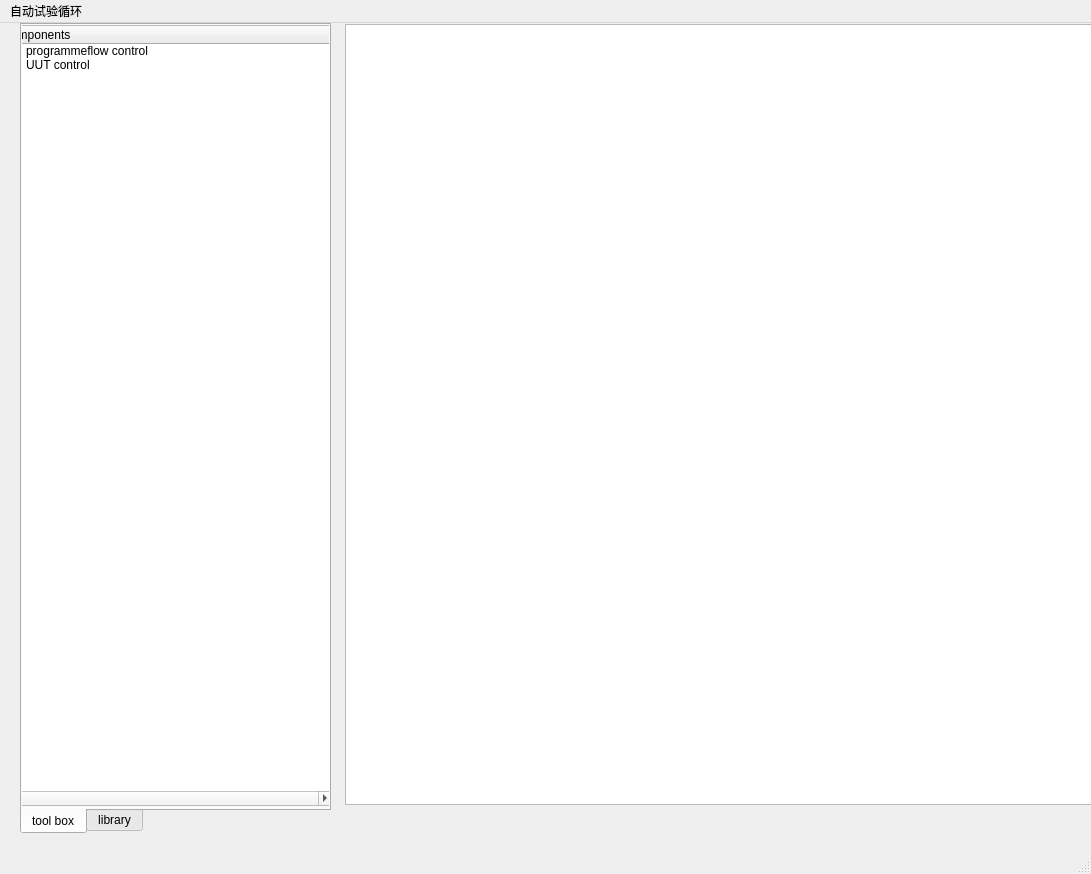
This is MainWindow.ui in tigeryang2005/pyqt6 as Qt 5 draws it before an edit. The edited form follows.
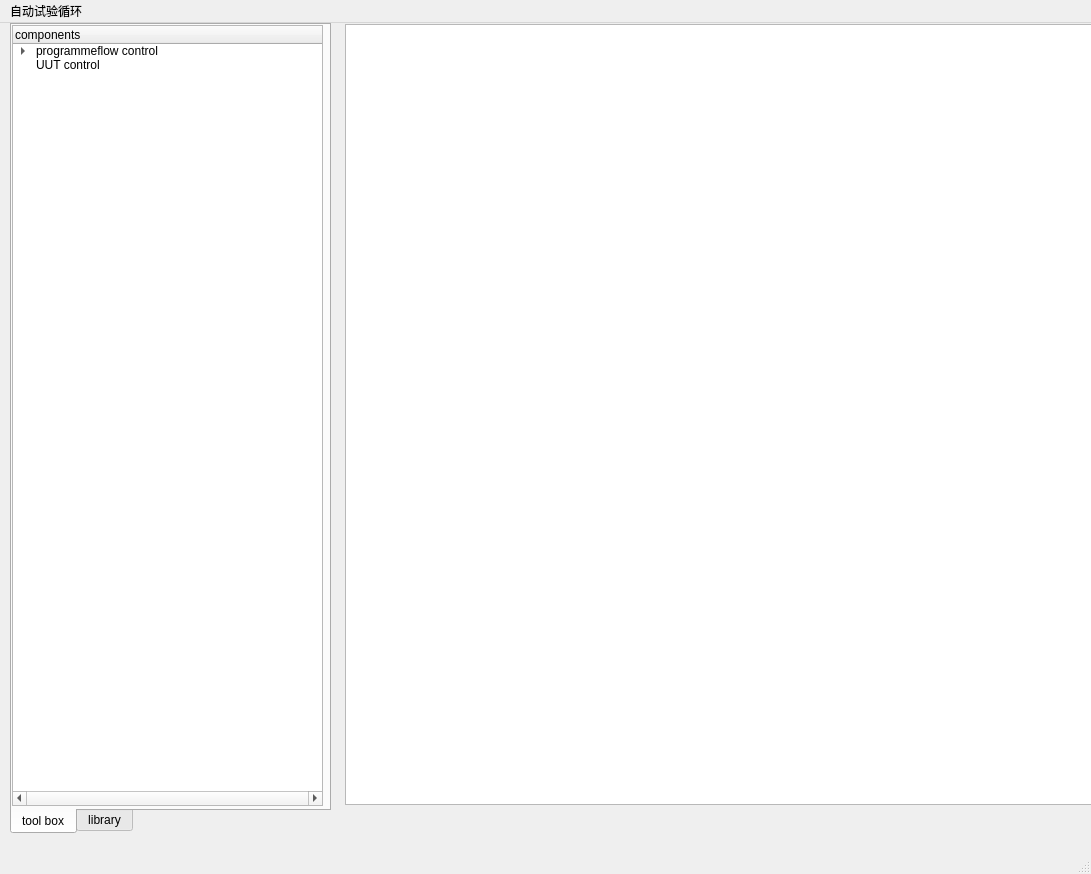
This is the edited form.

```diff
--- a/MainWindow.ui
+++ b/MainWindow.ui
@@ -27,9 +27,9 @@
    <widget class="QTabWidget" name="tabWidget">
     <property name="geometry">
      <rect>
-      <x>20</x>
+      <x>10</x>
       <y>0</y>
-      <width>311</width>
+      <width>321</width>
       <height>811</height>
      </rect>
     </property>
@@ -46,9 +46,9 @@
      <widget class="QTreeWidget" name="treeWidget">
       <property name="geometry">
        <rect>
-        <x>-20</x>
+        <x>0</x>
         <y>0</y>
-        <width>331</width>
+        <width>311</width>
         <height>781</height>
        </rect>
       </property>
```
